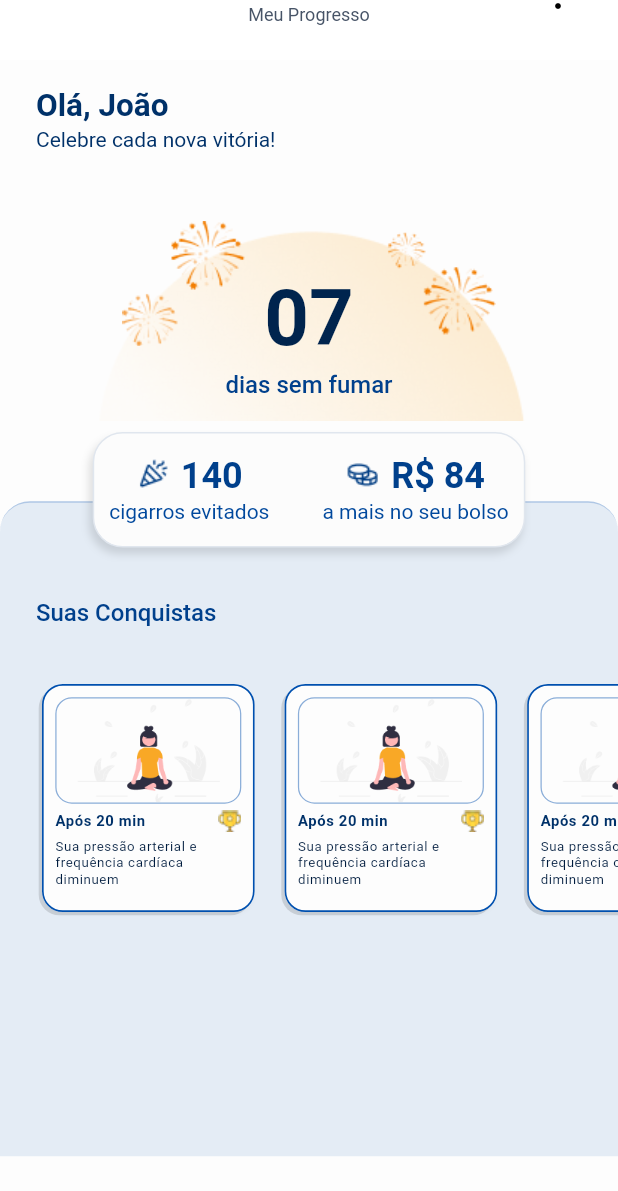
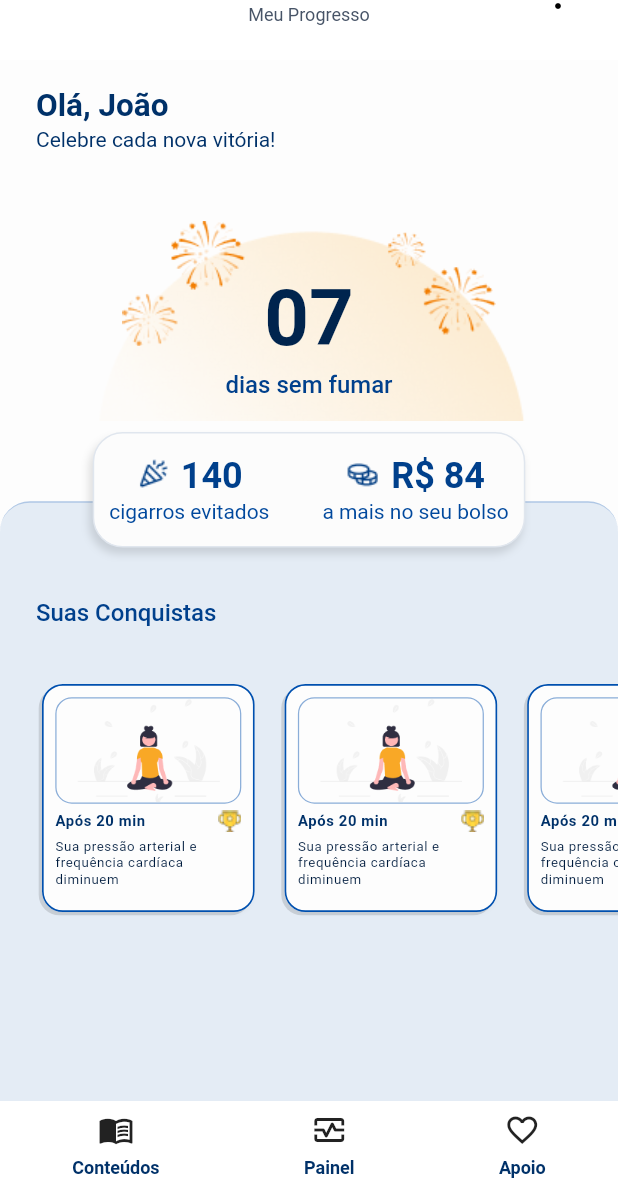
Before and after one commit to PipocaAgilDevs/cigarro-zero-app, a Flutter app: the screen it shows after launch, on a phone screen of 412 x 824 dp, the part 45-1236 px from its top. Run offline on Flutter 3.47's test engine with Material 3 defaults, Android fonts, the phone set to English and light mode, and no system bars; our stand-ins replace google_fonts.

Commit message:
nabvar initial implementation

```diff
--- a/cigarrozeroapp/lib/modules/home/home_screen.dart
+++ b/cigarrozeroapp/lib/modules/home/home_screen.dart
@@ -1,3 +1,4 @@
+import 'package:cigarrozeroapp/modules/home/widgets/navbar.dart';
 import 'package:flutter/material.dart';
 
 import '../../app_colors.dart';
@@ -18,7 +19,12 @@ class HomeScreen extends StatelessWidget {
         preferredSize: Size(double.infinity, 70),
         child: HomeAppBar(),
       ),
-      body: CustomScrollView(
+      body: Column(
+        // Wrap the body content in a Column
+        children: [
+          Expanded(
+            // Make the CustomScrollView take the available space
+            child: CustomScrollView(
               slivers: [
                 SliverList.list(
                   children: [
@@ -131,7 +137,8 @@ class HomeScreen extends StatelessWidget {
                                       color: AppColors.accent,
                                       boxShadow: [
                                         BoxShadow(
-                                    color: AppColors.shadow.withOpacity(0.12),
+                                          color: AppColors.shadow
+                                              .withOpacity(0.12),
                                           offset: const Offset(-2, 4),
                                           blurRadius: 4,
                                         ),
@@ -171,7 +178,8 @@ class HomeScreen extends StatelessWidget {
                               width: screenSize.width,
                               child: ListView.builder(
                                 itemCount: 6,
-                          padding: const EdgeInsets.symmetric(horizontal: 24),
+                                padding:
+                                    const EdgeInsets.symmetric(horizontal: 24),
                                 scrollDirection: Axis.horizontal,
                                 itemBuilder: (context, index) {
                                   return const AchievementCard();
@@ -184,6 +192,10 @@ class HomeScreen extends StatelessWidget {
                     ),
                   ],
                 ),
+              ],
+            ),
+          ),
+          const Navbar(),
         ],
       ),
     );
--- /dev/null
+++ b/cigarrozeroapp/lib/modules/home/widgets/navbar.dart
@@ -0,0 +1,35 @@
+import 'package:flutter/material.dart';
+
+class Navbar extends StatelessWidget {
+  const Navbar();
+
+  @override
+  Widget build(BuildContext context) {
+    return Container(
+      height: 60,
+      color: Colors.white,
+      child: Row(
+        mainAxisAlignment: MainAxisAlignment.spaceAround,
+        children: [
+          _buildNavItem(Icons.menu_book_outlined, "Conteúdos"),
+          _buildNavItem(Icons.monitor_heart_outlined, "Painel"),
+          _buildNavItem(Icons.favorite_border_outlined, "Apoio"),
+        ],
+      ),
+    );
+  }
+
+  Widget _buildNavItem(IconData icon, String label) {
+    return Column(
+      mainAxisAlignment: MainAxisAlignment.center,
+      children: [
+        Icon(icon),
+        SizedBox(height: 4),
+        Text(
+          label,
+          style: TextStyle(fontSize: 12), // Adjust font size as needed
+        ),
+      ],
+    );
+  }
+}
```
Lines whose indentation alone changed are shown as unchanged.
